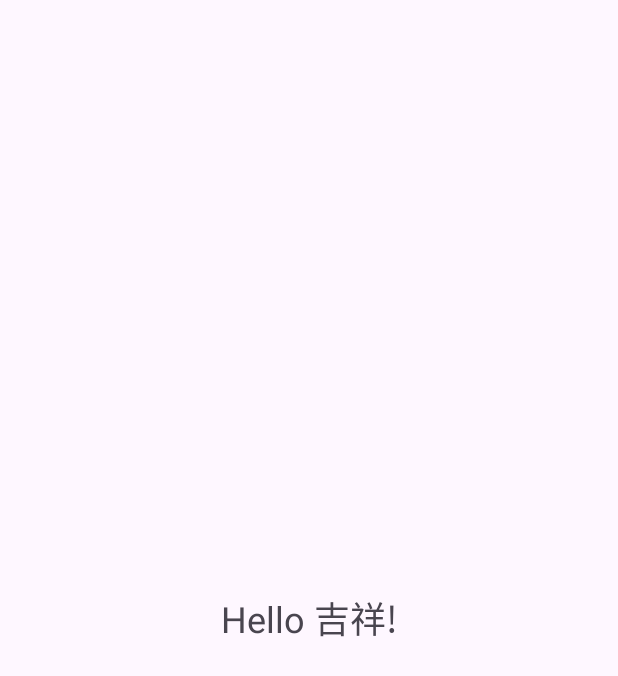
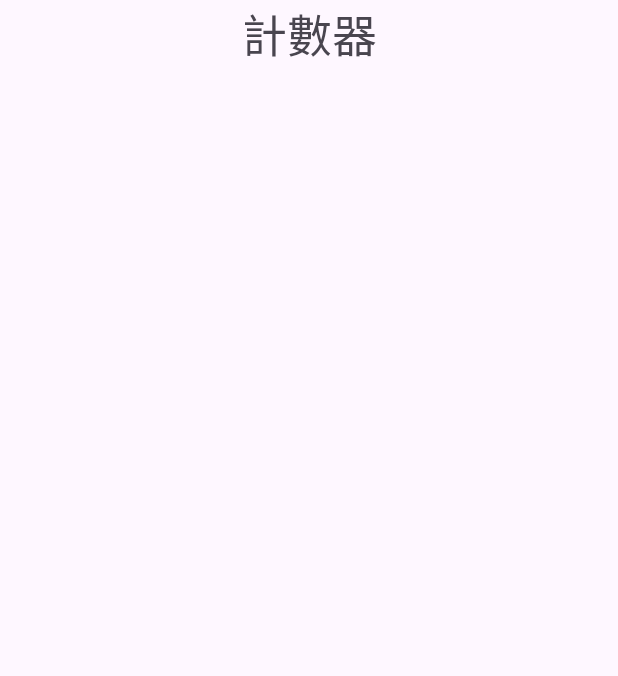
Before and after one commit to gigininder/s1114639, an Android app: the layout activity_main.xml on its own in the app's theme, with its tools: preview values and no code run, on a phone screen of 412 x 824 dp. Shown: the top 676 px of the screen. Run offline under Robolectric (Android 15) with nearby library versions, the phone set to English and light mode, and no system bars.

Commit message:
第二次commit (修改文字元件)

```diff
--- a/app/src/main/java/tw/edu/pu/csim/s1114639/MainActivity.kt
+++ b/app/src/main/java/tw/edu/pu/csim/s1114639/MainActivity.kt
@@ -2,10 +2,14 @@ package tw.edu.pu.csim.s1114639
 
 import androidx.appcompat.app.AppCompatActivity
 import android.os.Bundle
+import android.widget.TextView
 
 class MainActivity : AppCompatActivity() {
     override fun onCreate(savedInstanceState: Bundle?) {
         super.onCreate(savedInstanceState)
         setContentView(R.layout.activity_main)
+
+        var t: TextView = findViewById(R.id.txv)
+        t.text = "0"
     }
 }
--- a/app/src/main/res/layout/activity_main.xml
+++ b/app/src/main/res/layout/activity_main.xml
@@ -1,19 +1,21 @@
 <?xml version="1.0" encoding="utf-8"?>
-<androidx.constraintlayout.widget.ConstraintLayout xmlns:android="http://schemas.android.com/apk/res/android"
+<LinearLayout xmlns:android="http://schemas.android.com/apk/res/android"
     xmlns:app="http://schemas.android.com/apk/res-auto"
     xmlns:tools="http://schemas.android.com/tools"
     android:layout_width="match_parent"
     android:layout_height="match_parent"
-    tools:context=".MainActivity">
+    tools:context=".MainActivity"
+    android:orientation="vertical"
+    >
+
 
     <TextView
-        android:layout_width="wrap_content"
+        android:id="@+id/txv"
+        android:layout_width="match_parent"
         android:layout_height="wrap_content"
-        android:text="Hello 吉祥!"
-        android:textSize="24sp"
-        app:layout_constraintBottom_toBottomOf="parent"
-        app:layout_constraintEnd_toEndOf="parent"
-        app:layout_constraintStart_toStartOf="parent"
-        app:layout_constraintTop_toTopOf="parent" />
+        android:text="計數器"
+        android:gravity="center"
+        android:textSize="30sp"
+        />
 
-</androidx.constraintlayout.widget.ConstraintLayout>
+</LinearLayout>
```
